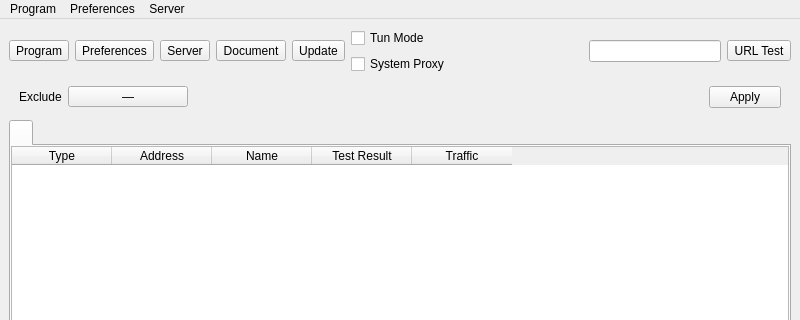
This is ui/mainwindow.ui in D3rhami/nekorayPlus as Qt 5 draws it before an edit; both pictures show x 0 to 800 and y 0 to 320 of the 800 by 600 pixel window. The edited form follows.
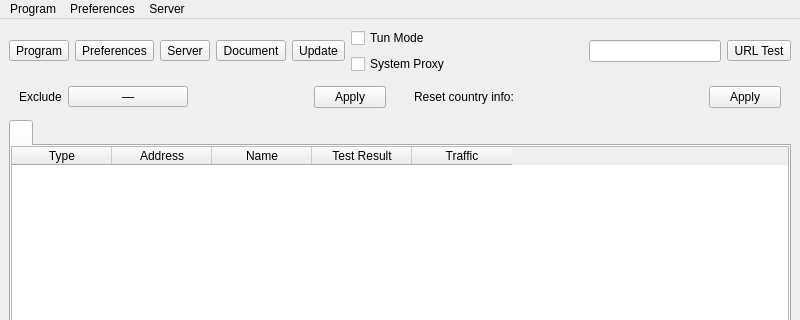
This is the edited form. Icons and pictures are not drawn. Custom widgets are drawn as their Qt base class.

Commit message: show exit country in profile name on URL test

```diff
--- a/ui/mainwindow.ui
+++ b/ui/mainwindow.ui
@@ -198,11 +198,34 @@
      </layout>
     </item>
     <item>
-     <widget class="QFrame" name="frame_accessible_filter">
-      <property name="frameShape">
-       <enum>QFrame::NoFrame</enum>
+     <layout class="QHBoxLayout" name="horizontalLayout_filter_row">
+      <property name="spacing">
+       <number>8</number>
       </property>
-      <layout class="QHBoxLayout" name="horizontalLayout_accessible_filter">
+      <property name="leftMargin">
+       <number>0</number>
+      </property>
+      <property name="topMargin">
+       <number>0</number>
+      </property>
+      <property name="rightMargin">
+       <number>0</number>
+      </property>
+      <property name="bottomMargin">
+       <number>0</number>
+      </property>
+      <item>
+       <widget class="QFrame" name="frame_accessible_filter">
+        <property name="sizePolicy">
+         <sizepolicy hsizetype="Expanding" vsizetype="Preferred">
+          <horstretch>1</horstretch>
+          <verstretch>0</verstretch>
+         </sizepolicy>
+        </property>
+        <property name="frameShape">
+         <enum>QFrame::NoFrame</enum>
+        </property>
+        <layout class="QHBoxLayout" name="horizontalLayout_accessible_filter">
        <property name="spacing">
         <number>16</number>
        </property>
@@ -288,6 +311,80 @@
        </item>
       </layout>
      </widget>
+      </item>
+      <item>
+       <widget class="QFrame" name="frame_reset_country">
+        <property name="sizePolicy">
+         <sizepolicy hsizetype="Expanding" vsizetype="Preferred">
+          <horstretch>1</horstretch>
+          <verstretch>0</verstretch>
+         </sizepolicy>
+        </property>
+        <property name="frameShape">
+         <enum>QFrame::NoFrame</enum>
+        </property>
+        <layout class="QHBoxLayout" name="horizontalLayout_reset_country">
+         <property name="spacing">
+          <number>6</number>
+         </property>
+         <property name="leftMargin">
+          <number>10</number>
+         </property>
+         <property name="topMargin">
+          <number>6</number>
+         </property>
+         <property name="rightMargin">
+          <number>10</number>
+         </property>
+         <property name="bottomMargin">
+          <number>6</number>
+         </property>
+         <item>
+          <widget class="QLabel" name="label_reset_country">
+           <property name="text">
+            <string>Reset country info:</string>
+           </property>
+          </widget>
+         </item>
+         <item>
+          <spacer name="horizontalSpacer_reset_country">
+           <property name="orientation">
+            <enum>Qt::Horizontal</enum>
+           </property>
+           <property name="sizeType">
+            <enum>QSizePolicy::Expanding</enum>
+           </property>
+           <property name="sizeHint" stdset="0">
+            <size>
+             <width>40</width>
+             <height>20</height>
+            </size>
+           </property>
+          </spacer>
+         </item>
+         <item>
+          <widget class="QPushButton" name="pushButton_reset_country_apply">
+           <property name="text">
+            <string>Apply</string>
+           </property>
+           <property name="minimumSize">
+            <size>
+             <width>56</width>
+             <height>0</height>
+            </size>
+           </property>
+           <property name="maximumSize">
+            <size>
+             <width>72</width>
+             <height>24</height>
+            </size>
+           </property>
+          </widget>
+         </item>
+        </layout>
+       </widget>
+      </item>
+     </layout>
     </item>
     <item>
      <widget class="QSplitter" name="splitter">
```
The commit also changes 11 other files.
